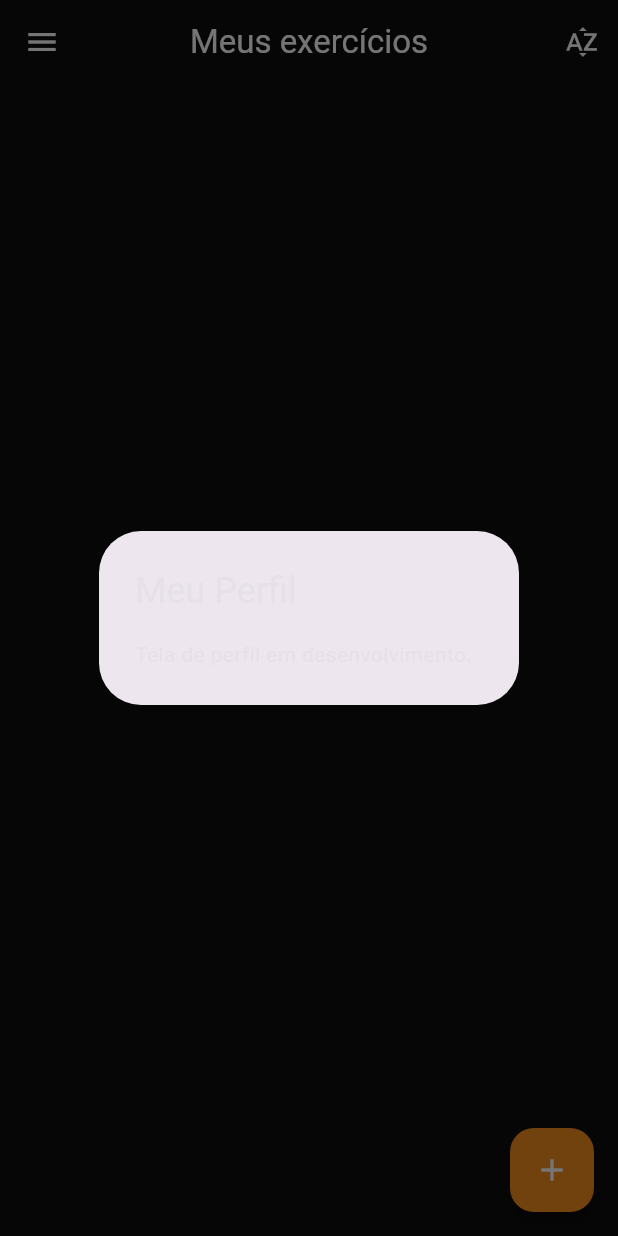
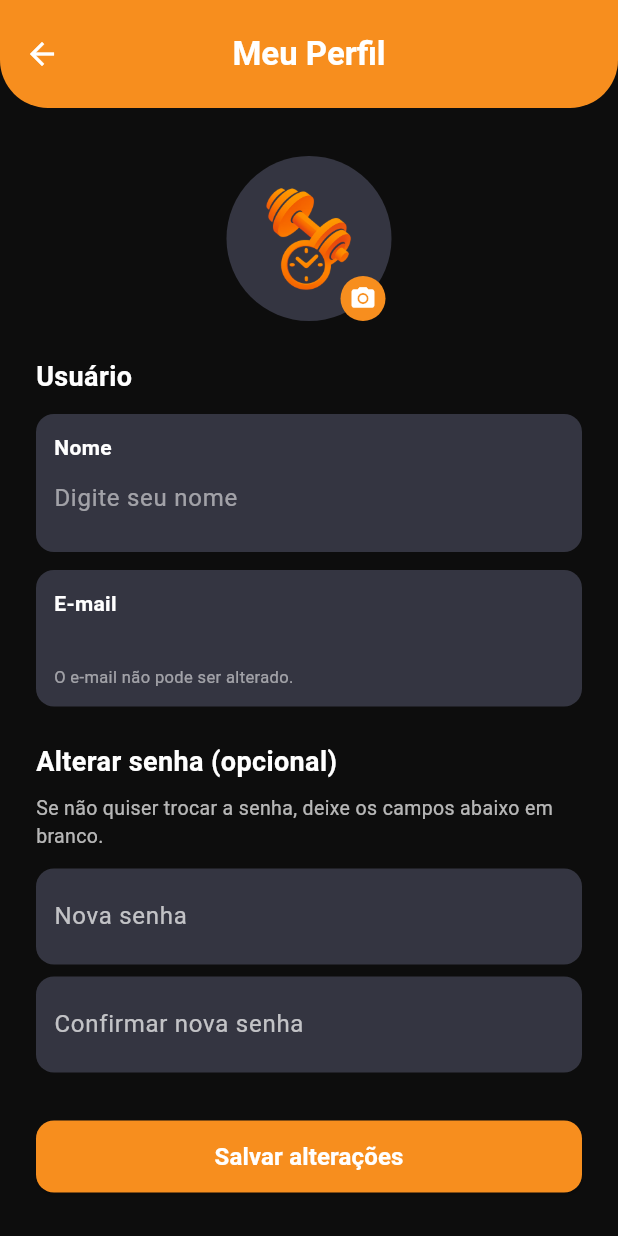
Before and after one commit to GustaDuarte/gym-easy, a Flutter app: the screen it shows once a user with an empty profile is signed in, in the side drawer, after a tap on "Meu Perfil", on a phone screen of 412 x 824 dp. Run offline on Flutter 3.47's test engine with Material 3 defaults, Android fonts, the phone set to English and light mode, and no system bars; our stand-ins replace cloud_firestore, firebase_auth, firebase_core, firebase_storage, image_picker; accounts and stored records are empty.

Commit message:
✨ feat: profile screen

```diff
--- a/lib/screens/home_screen.dart
+++ b/lib/screens/home_screen.dart
@@ -2,6 +2,7 @@ import 'package:firebase_auth/firebase_auth.dart';
 import 'package:flutter/material.dart';
 import 'package:flutter_projects/components/home_modal.dart';
 import 'package:flutter_projects/_core/my_colors.dart';
+import 'package:flutter_projects/screens/profile_screen.dart';
 import 'package:flutter_projects/service/authentification_service.dart';
 import 'package:flutter_projects/service/exercise_service.dart';
 import '../components/drawer_components/about_dialog.dart';
@@ -22,6 +23,14 @@ class HomeScreen extends StatefulWidget {
 class _HomeScreenState extends State<HomeScreen> {
   final ExerciseService service = ExerciseService();
   bool isDescending = false;
+
+  late User _currentUser;
+
+  @override
+  void initState() {
+    super.initState();
+    _currentUser = widget.user;
+  }
 
   @override
   Widget build(BuildContext context) {
@@ -53,22 +62,25 @@ class _HomeScreenState extends State<HomeScreen> {
           children: [
             UserAccountsDrawerHeader(
               currentAccountPicture: CircleAvatar(
-                backgroundImage: AssetImage("assets/logo.png"),
+                backgroundImage:
+                    (_currentUser.photoURL != null &&
+                            _currentUser.photoURL!.isNotEmpty)
+                        ? NetworkImage(_currentUser.photoURL!)
+                        : const AssetImage("assets/logo.png") as ImageProvider,
               ),
               decoration: BoxDecoration(color: MyColors.backgroundCards),
               accountName: Text(
-                widget.user.displayName ?? "",
+                _currentUser.displayName ?? "",
                 style: const TextStyle(color: Colors.white),
               ),
               accountEmail: Text(
-                widget.user.email!,
+                _currentUser.email ?? "",
                 style: const TextStyle(color: Colors.white),
               ),
             ),
-            // ----------------- SEÇÃO 1: GERAL --------------------
             Padding(
               padding: const EdgeInsets.symmetric(horizontal: 16, vertical: 8),
-              child: Text(
+              child: const Text(
                 "Geral",
                 style: TextStyle(
                   color: Colors.white54,
@@ -79,30 +91,41 @@ class _HomeScreenState extends State<HomeScreen> {
             ),
             ListTile(
               leading: Icon(Icons.person, color: MyColors.textCards),
-              title: Text("Meu Perfil", style: TextStyle(color: MyColors.textCards)),
+              title: Text(
+                "Meu Perfil",
+                style: TextStyle(color: MyColors.textCards),
+              ),
+              onTap: () async {
+                Navigator.pop(context);
+                final updatedUser = await Navigator.push<User?>(
+                  context,
+                  MaterialPageRoute(
+                    builder: (_) => ProfileScreen(user: _currentUser),
+                  ),
+                );
+
+                if (updatedUser != null && mounted) {
+                  setState(() {
+                    _currentUser = updatedUser;
+                  });
+                }
+              },
+            ),
+            ListTile(
+              leading: Icon(Icons.history, color: MyColors.textCards),
+              title: Text(
+                "Histórico",
+                style: TextStyle(color: MyColors.textCards),
+              ),
               onTap: () {
                 Navigator.pop(context);
                 showDialog(
                   context: context,
-                  builder: (_) => AlertDialog(
-                    title: Text("Meu Perfil"),
-                    content: Text("Tela de perfil em desenvolvimento."),
-                  ),
-                );
-              },
-            ),
-            ListTile(
-              leading: Icon(Icons.history, color: MyColors.textCards),
-              title:
-              Text("Histórico", style: TextStyle(color: MyColors.textCards)),
-              onTap: () {
-                Navigator.pop(context);
-                showDialog(
-                  context: context,
-                  builder: (_) => AlertDialog(
-                    title: Text("Histórico"),
-                    content: Text("Tela de histórico em desenvolvimento."),
-                  ),
+                  builder:
+                      (_) => AlertDialog(
+                        title: Text("Histórico"),
+                        content: Text("Tela de histórico em desenvolvimento."),
+                      ),
                 );
               },
             ),
@@ -120,16 +143,21 @@ class _HomeScreenState extends State<HomeScreen> {
             ),
             ListTile(
               leading: Icon(Icons.settings, color: MyColors.textCards),
-              title: Text("Configurações",
-                  style: TextStyle(color: MyColors.textCards)),
+              title: Text(
+                "Configurações",
+                style: TextStyle(color: MyColors.textCards),
+              ),
               onTap: () {
                 Navigator.pop(context);
                 showDialog(
                   context: context,
-                  builder: (_) => AlertDialog(
-                    title: Text("Configurações"),
-                    content: Text("Opções de configuração em desenvolvimento."),
-                  ),
+                  builder:
+                      (_) => AlertDialog(
+                        title: Text("Configurações"),
+                        content: Text(
+                          "Opções de configuração em desenvolvimento.",
+                        ),
+                      ),
                 );
               },
             ),
@@ -147,7 +175,10 @@ class _HomeScreenState extends State<HomeScreen> {
             ),
             ListTile(
               leading: Icon(Icons.help_outline, color: MyColors.textCards),
-              title: Text("FAQ / Ajuda", style: TextStyle(color: MyColors.textCards)),
+              title: Text(
+                "FAQ / Ajuda",
+                style: TextStyle(color: MyColors.textCards),
+              ),
               onTap: () {
                 Navigator.pop(context);
                 FAQDialog.show(context);
@@ -155,7 +186,10 @@ class _HomeScreenState extends State<HomeScreen> {
             ),
             ListTile(
               leading: Icon(Icons.info_outline, color: MyColors.textCards),
-              title: Text("Sobre o App", style: TextStyle(color: MyColors.textCards)),
+              title: Text(
+                "Sobre o App",
+                style: TextStyle(color: MyColors.textCards),
+              ),
               onTap: () {
                 Navigator.pop(context);
                 AboutAppDialog.show(context);
@@ -163,14 +197,13 @@ class _HomeScreenState extends State<HomeScreen> {
             ),
             ListTile(
               leading: Icon(Icons.feedback_outlined, color: MyColors.textCards),
-              title: Text("Enviar Feedback",
-                  style: TextStyle(color: MyColors.textCards)),
+              title: Text(
+                "Enviar Feedback",
+                style: TextStyle(color: MyColors.textCards),
+              ),
               onTap: () {
                 Navigator.pop(context);
-                showDialog(
-                  context: context,
-                  builder: (_) => FeedbackDialog(),
-                );
+                showDialog(context: context, builder: (_) => FeedbackDialog());
               },
             ),
             const Divider(),
--- /dev/null
+++ b/lib/screens/profile_screen.dart
@@ -0,0 +1,461 @@
+import 'dart:io';
+
+import 'package:firebase_auth/firebase_auth.dart';
+import 'package:firebase_storage/firebase_storage.dart';
+import 'package:flutter/material.dart';
+import 'package:flutter_projects/_core/my_colors.dart';
+import 'package:flutter_projects/_core/my_snackbar.dart';
+import 'package:flutter_projects/service/profile_service.dart';
+import 'package:image_picker/image_picker.dart';
+
+class ProfileScreen extends StatefulWidget {
+  final User user;
+  const ProfileScreen({super.key, required this.user});
+
+  @override
+  State<ProfileScreen> createState() => _ProfileScreenState();
+}
+
+class _ProfileScreenState extends State<ProfileScreen> {
+  final _formKey = GlobalKey<FormState>();
+
+  late TextEditingController _nameController;
+  late TextEditingController _emailController;
+  final TextEditingController _passwordController = TextEditingController();
+  final TextEditingController _confirmPasswordController =
+  TextEditingController();
+
+  bool _isSaving = false;
+  bool _isUploadingPhoto = false;
+
+  final ProfileService _profileService = ProfileService();
+  String? _photoUrl;
+
+  @override
+  void initState() {
+    super.initState();
+    _nameController =
+        TextEditingController(text: widget.user.displayName ?? "");
+    _emailController = TextEditingController(text: widget.user.email ?? "");
+    _photoUrl = widget.user.photoURL;
+  }
+
+  @override
+  void dispose() {
+    _nameController.dispose();
+    _emailController.dispose();
+    _passwordController.dispose();
+    _confirmPasswordController.dispose();
+    super.dispose();
+  }
+
+  @override
+  Widget build(BuildContext context) {
+    return Scaffold(
+      backgroundColor: MyColors.backgroundApp,
+      appBar: AppBar(
+        backgroundColor: MyColors.strongOranje,
+        iconTheme: const IconThemeData(color: MyColors.textCards),
+        centerTitle: true,
+        elevation: 0,
+        toolbarHeight: 72,
+        shape: const RoundedRectangleBorder(
+          borderRadius: BorderRadius.vertical(bottom: Radius.circular(32)),
+        ),
+        title: const Text(
+          "Meu Perfil",
+          style: TextStyle(
+            color: MyColors.textCards,
+            fontWeight: FontWeight.bold,
+            fontSize: 22,
+          ),
+        ),
+      ),
+      body: Container(
+        margin: const EdgeInsets.all(8),
+        padding: const EdgeInsets.all(16.0),
+        decoration: BoxDecoration(
+          color: MyColors.backgroundApp,
+          borderRadius: BorderRadius.circular(16),
+        ),
+        child: Form(
+          key: _formKey,
+          child: ListView(
+            padding: const EdgeInsets.only(bottom: 24),
+            children: [
+              const SizedBox(height: 8),
+
+              // FOTO DE PERFIL (CLICÁVEL)
+              Center(
+                child: GestureDetector(
+                  onTap: _isUploadingPhoto ? null : _changePhoto,
+                  child: Stack(
+                    alignment: Alignment.center,
+                    children: [
+                      CircleAvatar(
+                        radius: 55,
+                        backgroundColor: MyColors.backgroundCards,
+                        backgroundImage: (_photoUrl != null &&
+                            _photoUrl!.isNotEmpty)
+                            ? NetworkImage(_photoUrl!)
+                            : const AssetImage("assets/logo.png")
+                        as ImageProvider,
+                      ),
+                      if (_isUploadingPhoto)
+                        Positioned.fill(
+                          child: Container(
+                            decoration: BoxDecoration(
+                              color: Colors.black.withOpacity(0.4),
+                              shape: BoxShape.circle,
+                            ),
+                            alignment: Alignment.center,
+                            child: const CircularProgressIndicator(
+                              valueColor: AlwaysStoppedAnimation<Color>(
+                                MyColors.strongOranje,
+                              ),
+                            ),
+                          ),
+                        ),
+                      if (!_isUploadingPhoto)
+                        Positioned(
+                          bottom: 0,
+                          right: 4,
+                          child: Container(
+                            padding: const EdgeInsets.all(6),
+                            decoration: const BoxDecoration(
+                              color: MyColors.strongOranje,
+                              shape: BoxShape.circle,
+                            ),
+                            child: const Icon(
+                              Icons.camera_alt,
+                              size: 18,
+                              color: Colors.white,
+                            ),
+                          ),
+                        ),
+                    ],
+                  ),
+                ),
+              ),
+
+              const SizedBox(height: 24),
+              const Text(
+                "Usuário",
+                style: TextStyle(
+                  color: MyColors.textCards,
+                  fontSize: 18,
+                  fontWeight: FontWeight.bold,
+                ),
+              ),
+              const SizedBox(height: 12),
+
+              // NOME (título branco + campo embaixo)
+              Container(
+                width: double.infinity,
+                padding:
+                const EdgeInsets.symmetric(horizontal: 12, vertical: 12),
+                decoration: BoxDecoration(
+                  color: MyColors.backgroundCards,
+                  borderRadius: BorderRadius.circular(12),
+                ),
+                child: Column(
+                  crossAxisAlignment: CrossAxisAlignment.start,
+                  children: [
+                    const Text(
+                      "Nome",
+                      style: TextStyle(
+                        color: Colors.white,
+                        fontWeight: FontWeight.bold,
+                        fontSize: 14,
+                      ),
+                    ),
+                    TextFormField(
+                      controller: _nameController,
+                      style: const TextStyle(
+                        color: Colors.white,
+                        fontSize: 16,
+                      ),
+                      cursorColor: MyColors.strongOranje,
+                      decoration: const InputDecoration(
+                        hintText: "Digite seu nome",
+                        hintStyle: TextStyle(color: Colors.white54),
+                        border: InputBorder.none,
+                      ),
+                      validator: (value) {
+                        if (value == null || value.trim().isEmpty) {
+                          return "O nome não pode ser vazio";
+                        }
+                        if (value.trim().length < 3) {
+                          return "O nome é muito curto";
+                        }
+                        return null;
+                      },
+                    ),
+                  ],
+                ),
+              ),
+
+              const SizedBox(height: 12),
+
+              // E-MAIL (SOMENTE LEITURA, mensagem fora da "label")
+              Container(
+                width: double.infinity,
+                padding:
+                const EdgeInsets.symmetric(horizontal: 12, vertical: 12),
+                decoration: BoxDecoration(
+                  color: MyColors.backgroundCards,
+                  borderRadius: BorderRadius.circular(12),
+                ),
+                child: Column(
+                  crossAxisAlignment: CrossAxisAlignment.start,
+                  children: [
+                    const Text(
+                      "E-mail",
+                      style: TextStyle(
+                        color: Colors.white,
+                        fontWeight: FontWeight.bold,
+                        fontSize: 14,
+                      ),
+                    ),
+                    const SizedBox(height: 4),
+                    Text(
+                      _emailController.text,
+                      style: const TextStyle(
+                        color: Colors.white,
+                        fontSize: 16,
+                      ),
+                    ),
+                    const SizedBox(height: 4),
+                    const Text(
+                      "O e-mail não pode ser alterado.",
+                      style: TextStyle(
+                        color: Colors.white54,
+                        fontSize: 11,
+                      ),
+                    ),
+                  ],
+                ),
+              ),
+
+              const SizedBox(height: 24),
+              const Text(
+                "Alterar senha (opcional)",
+                style: TextStyle(
+                  color: MyColors.textCards,
+                  fontSize: 18,
+                  fontWeight: FontWeight.bold,
+                ),
+              ),
+              const SizedBox(height: 8),
+              const Text(
+                "Se não quiser trocar a senha, deixe os campos abaixo em branco.",
+                style: TextStyle(
+                  color: Colors.white70,
+                  fontSize: 13,
+                ),
+              ),
+              const SizedBox(height: 12),
+
+              // NOVA SENHA
+              Container(
+                width: double.infinity,
+                padding:
+                const EdgeInsets.symmetric(horizontal: 12, vertical: 4),
+                decoration: BoxDecoration(
+                  color: MyColors.backgroundCards,
+                  borderRadius: BorderRadius.circular(12),
+                ),
+                child: TextFormField(
+                  controller: _passwordController,
+                  style: const TextStyle(color: MyColors.textCards),
+                  cursorColor: MyColors.strongOranje,
+                  obscureText: true,
+                  decoration: const InputDecoration(
+                    labelText: "Nova senha",
+                    labelStyle: TextStyle(color: Colors.white70),
+                    border: InputBorder.none,
+                  ),
+                  validator: (value) {
+                    if (value != null && value.isNotEmpty && value.length < 6) {
+                      return "A senha deve ter pelo menos 6 caracteres";
+                    }
+                    return null;
+                  },
+                ),
+              ),
+
+              const SizedBox(height: 8),
+
+              // CONFIRMAR SENHA
+              Container(
+                width: double.infinity,
+                padding:
+                const EdgeInsets.symmetric(horizontal: 12, vertical: 4),
+                decoration: BoxDecoration(
+                  color: MyColors.backgroundCards,
+                  borderRadius: BorderRadius.circular(12),
+                ),
+                child: TextFormField(
+                  controller: _confirmPasswordController,
+                  style: const TextStyle(color: MyColors.textCards),
+                  cursorColor: MyColors.strongOranje,
+                  obscureText: true,
+                  decoration: const InputDecoration(
+                    labelText: "Confirmar nova senha",
+                    labelStyle: TextStyle(color: Colors.white70),
+                    border: InputBorder.none,
+                  ),
+                  validator: (value) {
+                    if (_passwordController.text.isNotEmpty) {
+                      if (value == null || value.isEmpty) {
+                        return "Confirme a nova senha";
+                      }
+                      if (value != _passwordController.text) {
+                        return "As senhas não coincidem";
+                      }
+                    }
+                    return null;
+                  },
+                ),
+              ),
+
+              const SizedBox(height: 32),
+              SizedBox(
+                height: 48,
+                child: ElevatedButton(
+                  onPressed: _isSaving ? null : _saveProfile,
+                  style: ElevatedButton.styleFrom(
+                    backgroundColor: MyColors.strongOranje,
+                    foregroundColor: MyColors.textCards,
+                    shape: RoundedRectangleBorder(
+                      borderRadius: BorderRadius.circular(12),
+                    ),
+                  ),
+                  child: _isSaving
+                      ? const CircularProgressIndicator(
+                    valueColor:
+                    AlwaysStoppedAnimation<Color>(Colors.white),
+                  )
+                      : const Text(
+                    "Salvar alterações",
+                    style: TextStyle(
+                      fontWeight: FontWeight.bold,
+                      fontSize: 16,
+                    ),
+                  ),
+                ),
+              ),
+            ],
+          ),
+        ),
+      ),
+    );
+  }
+
+  Future<void> _changePhoto() async {
+    final user = FirebaseAuth.instance.currentUser;
+    if (user == null) {
+      if (!mounted) return;
+      showSnackBar(
+        context: context,
+        text: "Usuário não encontrado. Faça login novamente.",
+      );
+      return;
+    }
+
+    setState(() {
+      _isUploadingPhoto = true;
+    });
+
+    try {
+      final ImagePicker picker = ImagePicker();
+      final XFile? picked = await picker.pickImage(
+        source: ImageSource.gallery,
+        maxHeight: 800,
+        maxWidth: 800,
+      );
+
+      if (!mounted) return;
+
+      if (picked == null) {
+        setState(() {
+          _isUploadingPhoto = false;
+        });
+        return;
+      }
+
+      final file = File(picked.path);
+      final ref = FirebaseStorage.instance
+          .ref()
+          .child("users")
+          .child(user.uid)
+          .child("profile.jpg");
+
+      await ref.putFile(file);
+      final url = await ref.getDownloadURL();
+
+      await user.updatePhotoURL(url);
+      await user.reload();
+
+      final updatedUser = FirebaseAuth.instance.currentUser;
+
+      if (!mounted) return;
+
+      setState(() {
+        _photoUrl = updatedUser?.photoURL ?? url;
+        _isUploadingPhoto = false;
+      });
+
+      showSnackBar(
+        context: context,
+        text: "Foto de perfil alterada!",
+      );
+    } catch (e) {
+      if (!mounted) return;
+      setState(() {
+        _isUploadingPhoto = false;
+      });
+      showSnackBar(
+        context: context,
+        text: "Erro ao atualizar a foto de perfil.",
+      );
+    }
+  }
+
+  Future<void> _saveProfile() async {
+    if (!_formKey.currentState!.validate()) return;
+
+    setState(() {
+      _isSaving = true;
+    });
+
+    final String newName = _nameController.text.trim();
+    final String newPassword = _passwordController.text.trim();
+
+    final String? error = await _profileService.updateProfile(
+      newName: newName,
+      newPassword: newPassword.isNotEmpty ? newPassword : null,
+    );
+
+    if (!mounted) return;
+
+    setState(() {
+      _isSaving = false;
+    });
+
+    if (error != null) {
+      showSnackBar(context: context, text: error);
+    } else {
+      showSnackBar(
+        context: context,
+        text: "Dados atualizados com sucesso!",
+      );
+
+      await Future.delayed(const Duration(milliseconds: 500));
+      if (!mounted) return;
+
+      final updatedUser = FirebaseAuth.instance.currentUser;
+      Navigator.pop<User?>(context, updatedUser);
+    }
+  }
+}
```
Also changed, not shown: lib/service/profile_service.dart (added, +38 -0 lines).
